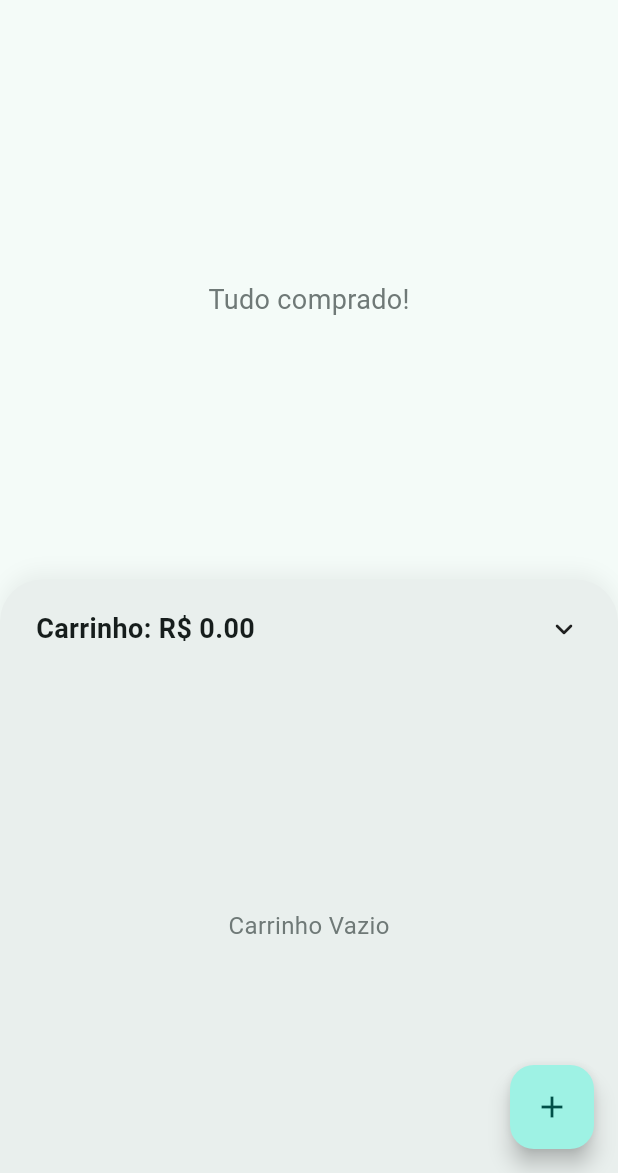
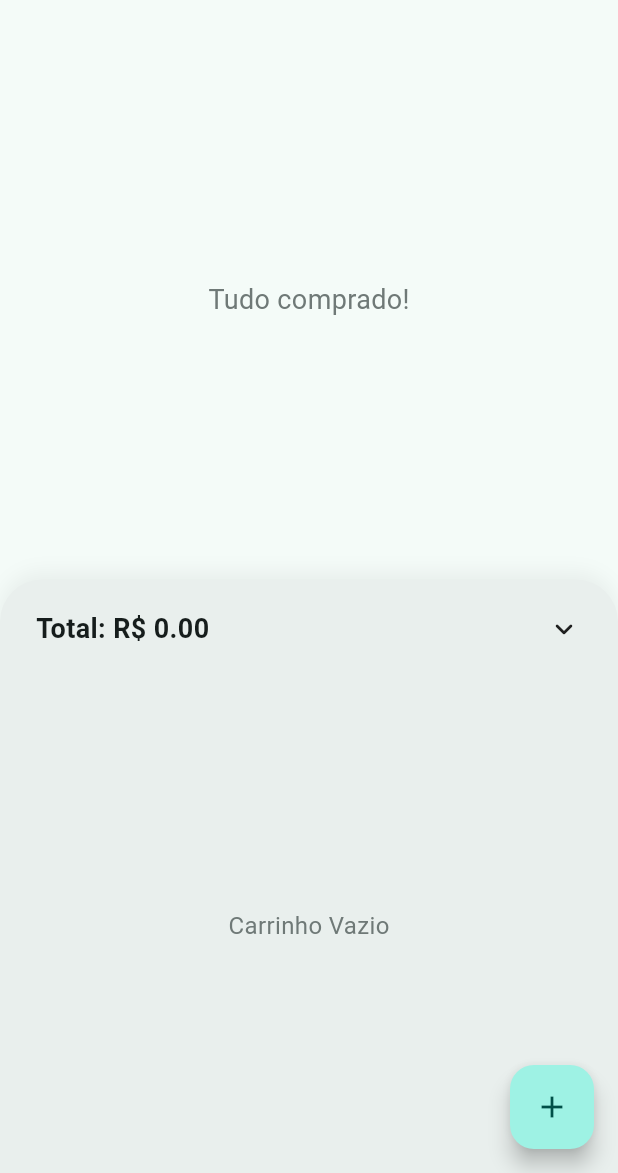
Before and after one commit to bispoalef/lista_do_mercadinho, a Flutter app: the HomePage screen opened by its route, on a phone screen of 412 x 824 dp, the part 63-1236 px from its top. Run offline on Flutter 3.47's test engine with Material 3 defaults, Android fonts, the phone set to English and light mode, and no system bars; our stand-ins replace sqflite; accounts and stored records are empty.

Commit message:
adicionando confirmação de exclusão e ajuste no bug de exibição de valores do carrinho

```diff
--- a/lib/features/compras/view/pages/home_page.dart
+++ b/lib/features/compras/view/pages/home_page.dart
@@ -88,6 +88,16 @@ class HomePage extends StatelessWidget {
                     child: Row(
                       mainAxisAlignment: MainAxisAlignment.spaceBetween,
                       children: [
+                        Text(
+                          'Total: R\$ ${lista.valorTotalCarrinho().toStringAsFixed(2)}',
+                          style: const TextStyle(
+                            fontSize: 18,
+                            fontWeight: FontWeight.bold,
+                          ),
+                        ),
+
+                        Row(
+                          children: [
                             if (carrinho.isNotEmpty)
                               FilledButton.icon(
                                 onPressed: () async {
@@ -110,19 +120,14 @@ class HomePage extends StatelessWidget {
                                     context,
                                   ).colorScheme.primary,
                                 ),
-                          )
-                        else
-                          Text(
-                            'Carrinho: R\$ ${lista.valorTotalCarrinho().toStringAsFixed(2)}',
-                            style: const TextStyle(
-                              fontSize: 18,
-                              fontWeight: FontWeight.w600,
                               ),
-                          ),
+                            const SizedBox(width: 8),
                             Icon(
                               carrinhoOculto
                                   ? Icons.keyboard_arrow_up_rounded
                                   : Icons.keyboard_arrow_down_rounded,
+                            ),
+                          ],
                         ),
                       ],
                     ),
```
Also changed, not shown: lib/features/compras/view/widgets/item_da_lista_pendente.dart (+28 -1 lines). Lines whose indentation alone changed are shown as unchanged.
